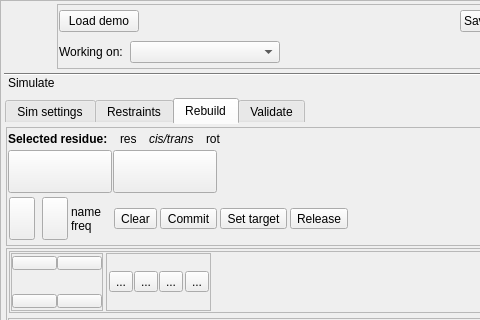
Old version of the form isolde/src/ui/IsoldeFrame.ui in the repository tristanic/isolde; both pictures show x 0 to 480 and y 0 to 320 of the 604 by 830 pixel window.
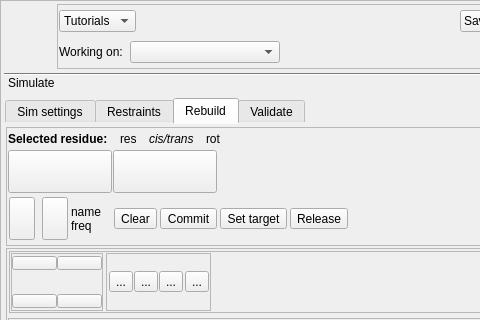
New version of the form. Icons and pictures are not drawn.

Commit message: Removed "Demo" button and replaced with "Tutorials" menu

Diff of the .ui file:
```diff
--- a/isolde/src/ui/IsoldeFrame.ui
+++ b/isolde/src/ui/IsoldeFrame.ui
@@ -129,10 +129,15 @@
             <number>0</number>
            </property>
            <item>
-            <widget class="QPushButton" name="_demo_load_button">
-             <property name="text">
-              <string>Load demo</string>
+            <widget class="QComboBox" name="_tutorials_combo_box">
+             <property name="toolTip">
+              <string>Start an interactive tutorial</string>
              </property>
+             <item>
+              <property name="text">
+               <string>Tutorials</string>
+              </property>
+             </item>
             </widget>
            </item>
            <item>
```
The commit also changes 2 other files.
